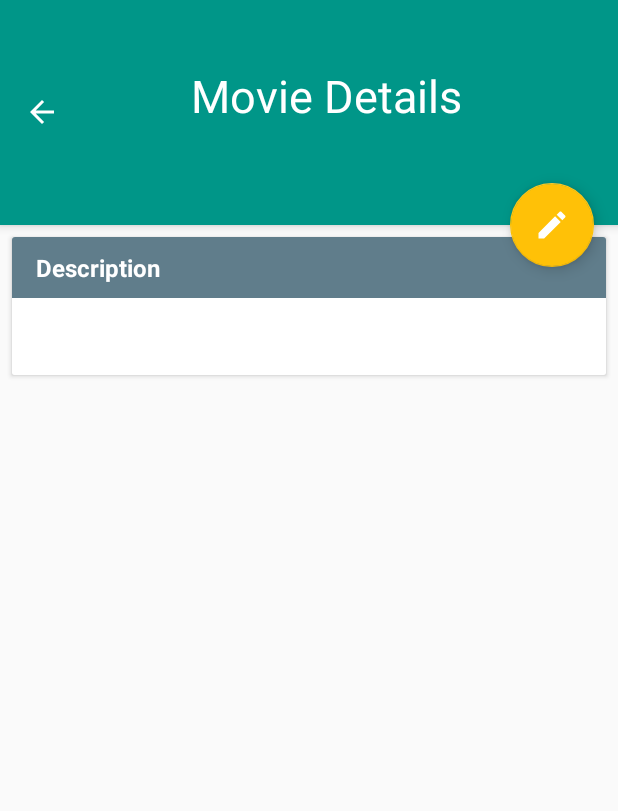
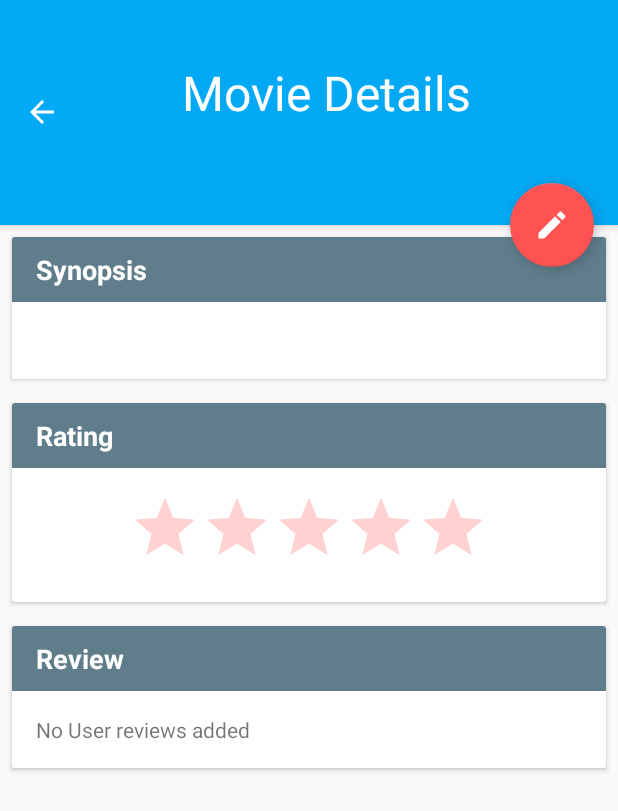
Before and after one commit to sudeepag/MovieSelector, an Android app: the MuveeDetails screen opened directly, with no data from a screen before it, on a phone screen of 412 x 824 dp. Shown: the top 811 px of the screen. Run offline under Robolectric (Android 15) with nearby library versions, the phone set to English and light mode, and no system bars; 1 statement that could not run was skipped.

Commit message:
added ratings and reviews

```diff
--- a/app/src/main/res/layout/movie_about_dialog_view.xml
+++ b/app/src/main/res/layout/movie_about_dialog_view.xml
@@ -17,7 +17,7 @@
         android:layout_height="wrap_content"
         android:stepSize="0.5"
         android:numStars="5"
-        android:theme="@style/RatingBar"
+        android:theme="@style/RatingBar.Dialog"
         android:layout_gravity="center"
         android:layout_marginTop="16dp"
         android:layout_marginStart="20dp"
--- a/app/src/main/res/layout/muvee_details_activity.xml
+++ b/app/src/main/res/layout/muvee_details_activity.xml
@@ -36,18 +36,19 @@
                     android:layout_width="wrap_content"
                     android:layout_height="wrap_content"
                     android:textColor="#FFffffff"
-                    android:textSize="30sp"
+                    android:textSize="32sp"
                     android:text="Movie Details"/>
 
                 <TextView
                     android:layout_width="wrap_content"
                     android:layout_height="wrap_content"
                     android:id="@+id/details_title"
-                    android:textSize="16sp"
-                    android:textColor="#FFb2dfdb"
+                    android:textSize="18sp"
+                    android:textColor="#8Fffffff"
                     android:gravity="center"
-                    android:paddingStart="8dp"
-                    android:paddingEnd="8dp"
+                    android:layout_marginEnd="4dp"
+                    android:paddingStart="2dp"
+                    android:paddingTop="2dp"
                     android:text="Title Unavailable"
                     />
             </LinearLayout>
@@ -84,10 +85,10 @@
                     <TextView
                         android:layout_width="match_parent"
                         android:layout_height="wrap_content"
-                        android:text="Description"
+                        android:text="Synopsis"
                         android:textColor="#FFffffff"
                         android:textStyle="bold"
-                        android:textSize="16sp"
+                        android:textSize="18sp"
                         android:paddingStart="16dp"
                         android:paddingTop="9dp"
                         android:paddingBottom="9dp"
@@ -98,6 +99,85 @@
                         android:layout_height="wrap_content"
                         android:id="@+id/details_description"
                         android:text="Description Unavailable"
+                        android:textSize="14sp"
+                        android:padding="16dp"
+                        android:background="#FFffffff"/>
+
+                </LinearLayout>
+
+            </android.support.v7.widget.CardView>
+
+            <android.support.v7.widget.CardView
+                android:layout_width="match_parent"
+                android:layout_height="wrap_content"
+                android:layout_margin="8dp"
+                android:focusable="true"
+                android:clickable="true"
+                android:foreground="?android:attr/selectableItemBackground"
+                android:id="@+id/details_rating_cv" >
+
+                <LinearLayout
+                    android:layout_width="match_parent"
+                    android:layout_height="match_parent"
+                    android:orientation="vertical">
+
+                    <TextView
+                        android:layout_width="match_parent"
+                        android:layout_height="wrap_content"
+                        android:text="Rating"
+                        android:textColor="#FFffffff"
+                        android:textStyle="bold"
+                        android:textSize="18sp"
+                        android:paddingStart="16dp"
+                        android:paddingTop="9dp"
+                        android:paddingBottom="9dp"
+                        android:background="#607D8B"/>
+
+                    <RatingBar
+                        android:layout_width="wrap_content"
+                        android:layout_height="wrap_content"
+                        android:stepSize="0.5"
+                        android:numStars="5"
+                        android:theme="@style/RatingBar.Details"
+                        android:layout_gravity="center"
+                        android:layout_marginTop="16dp"
+                        android:layout_marginBottom="16dp"/>
+
+                </LinearLayout>
+
+            </android.support.v7.widget.CardView>
+
+            <android.support.v7.widget.CardView
+                android:layout_width="match_parent"
+                android:layout_height="wrap_content"
+                android:layout_margin="8dp"
+                android:focusable="true"
+                android:clickable="true"
+                android:foreground="?android:attr/selectableItemBackground"
+                android:id="@+id/details_review_cv" >
+
+                <LinearLayout
+                    android:layout_width="match_parent"
+                    android:layout_height="match_parent"
+                    android:orientation="vertical">
+
+                    <TextView
+                        android:layout_width="match_parent"
+                        android:layout_height="wrap_content"
+                        android:text="Review"
+                        android:textColor="#FFffffff"
+                        android:textStyle="bold"
+                        android:textSize="18sp"
+                        android:paddingStart="16dp"
+                        android:paddingTop="9dp"
+                        android:paddingBottom="9dp"
+                        android:background="#607D8B"/>
+
+                    <TextView
+                        android:layout_width="match_parent"
+                        android:layout_height="wrap_content"
+                        android:id="@+id/details_review"
+                        android:text="No User reviews added"
                         android:textSize="14sp"
                         android:padding="16dp"
                         android:background="#FFffffff"/>
--- a/app/src/main/res/values/styles.xml
+++ b/app/src/main/res/values/styles.xml
@@ -46,17 +46,22 @@
     <!-- Movie Details theme-->
     <style name="AppTheme.MovieDetails" parent="Theme.AppCompat.Light.NoActionBar">
         <!-- Customize your theme here. -->
-        <item name="colorPrimary">@color/colorPrimary</item>
-        <item name="colorPrimaryDark">@color/colorPrimaryDark</item>
-        <item name="colorAccent">@color/colorAccent</item>
+        <item name="colorPrimary">#03A9F4</item>
+        <item name="colorPrimaryDark">#0288D1</item>
+        <item name="colorAccent">#FF5252</item>
         <item name="android:textColorPrimary">#FFffffff</item>
         <item name="colorControlNormal">#fff</item>
     </style>
 
-    <!-- RatingBar theme-->
-    <style name="RatingBar" parent="Theme.AppCompat.Light">
+    <!-- RatingBar themes-->
+    <style name="RatingBar.Dialog" parent="Theme.AppCompat.Light">
         <item name="colorControlNormal">#FFC107</item>
         <item name="colorControlActivated">#009688</item>
+    </style>
+
+    <style name="RatingBar.Details" parent="Theme.AppCompat.Light">
+        <item name="colorControlNormal">#FF5252</item>
+        <item name="colorControlActivated">#03A9F4</item>
     </style>
 
     <style name="AppTheme.AppBarOverlay" parent="ThemeOverlay.AppCompat.Dark.ActionBar" />
```
